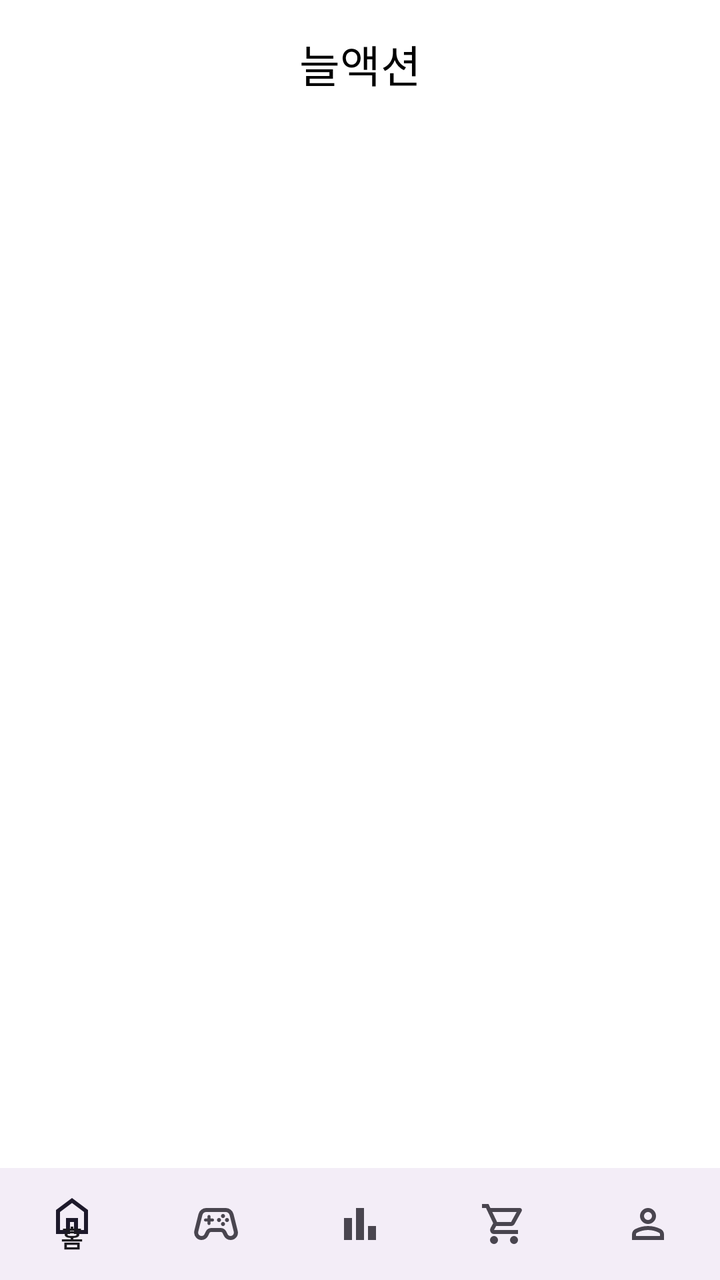
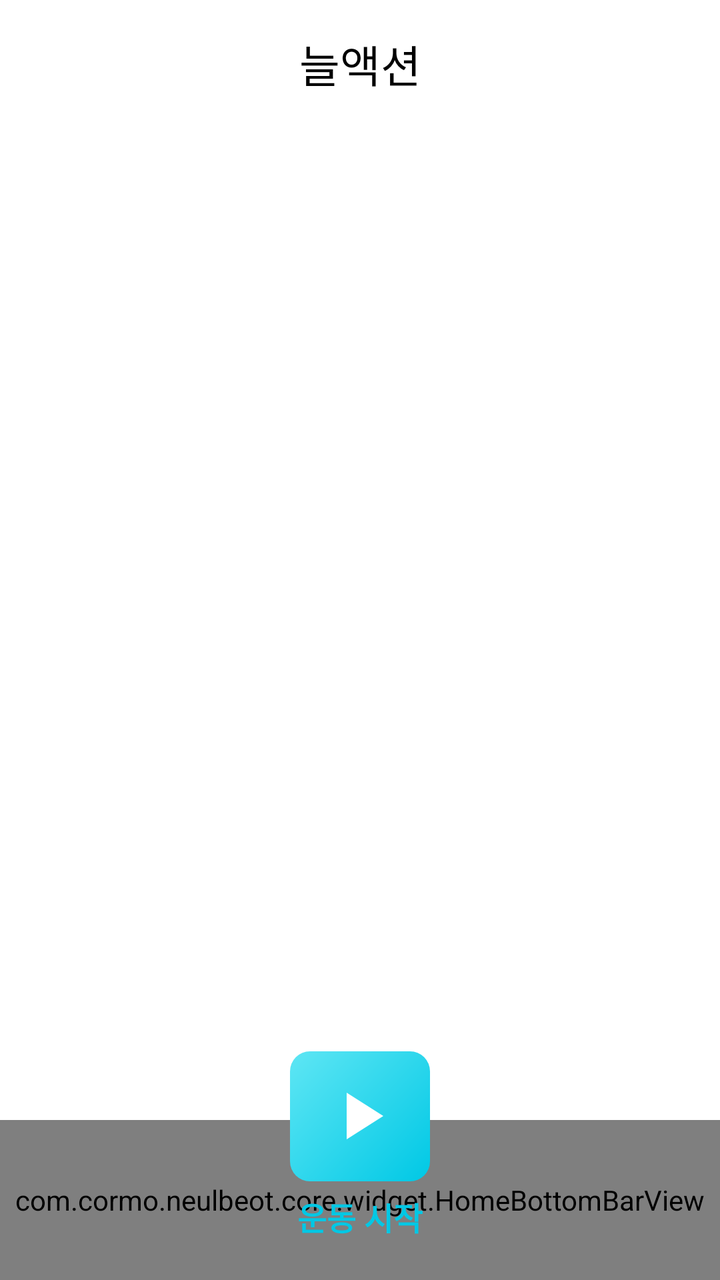

Compare the two renders of this Android layout. The source of the first and the diff that turns it into the second are given below.
<!-- AndroidManifest.xml: application theme Theme.Neulbeot -->
<!-- res/layout/activity_home.xml -->
<androidx.coordinatorlayout.widget.CoordinatorLayout
    xmlns:android="http://schemas.android.com/apk/res/android"
    xmlns:app="http://schemas.android.com/apk/res-auto"
    android:fitsSystemWindows="true"
    android:layout_width="match_parent"
    android:layout_height="match_parent">

    
    <com.google.android.material.appbar.MaterialToolbar
        android:id="@+id/homeToolbar"
        android:layout_width="match_parent"
        android:layout_height="wrap_content"
        android:background="@android:color/white"
        app:title="늘액션"
        app:titleCentered="true"
        app:titleTextColor="@android:color/black" />

    
    <androidx.viewpager2.widget.ViewPager2
        android:id="@+id/homePager"
        android:layout_width="match_parent"
        android:layout_height="match_parent"
        android:layout_marginTop="?attr/actionBarSize"
        android:background="@color/white"
        android:layout_marginBottom="56dp" />

    
    <com.google.android.material.bottomnavigation.BottomNavigationView
        android:id="@+id/homeBottomNav"
        android:layout_width="match_parent"
        android:layout_height="56dp"
        android:layout_gravity="bottom"
        app:menu="@menu/menu_home_bottom" />

</androidx.coordinatorlayout.widget.CoordinatorLayout>
<!-- resources referenced by this layout -->
<resources>
  <color name="white">#FFFFFFFF</color>
  <style name="Theme.Neulbeot" parent="Base.Theme.Neulbeot" />
  <style name="Base.Theme.Neulbeot" parent="Theme.Material3.DayNight.NoActionBar">
          
          
      </style>
</resources>

<!-- the commit's change to res/layout/activity_home.xml (unified diff, before → after) -->
@@ -22,14 +22,60 @@
         android:layout_height="match_parent"
         android:layout_marginTop="?attr/actionBarSize"
         android:background="@color/white"
-        android:layout_marginBottom="56dp" />
+        android:layout_marginBottom="80dp" />
 
     
-    <com.google.android.material.bottomnavigation.BottomNavigationView
-        android:id="@+id/homeBottomNav"
+    
+    <com.cormo.neulbeot.core.widget.HomeBottomBarView
+        android:id="@+id/homeBottomBar"
         android:layout_width="match_parent"
-        android:layout_height="56dp"
-        android:layout_gravity="bottom"
-        app:menu="@menu/menu_home_bottom" />
+        android:layout_height="80dp"
+        android:clipChildren="false"
+        android:clipToPadding="false"
+        android:layout_gravity="bottom"/>
+
+    
+    <include
+        layout="@layout/view_home_bottom_center_button"
+        android:id="@+id/bottomCenterButtom"
+        android:layout_width="wrap_content"
+        android:layout_height="wrap_content"
+        android:layout_gravity="bottom|center_horizontal"
+        android:layout_marginBottom="20dp"/>
 
 </androidx.coordinatorlayout.widget.CoordinatorLayout>
+<!-- res/layout/view_home_bottom_center_button.xml (included above) -->
+<LinearLayout xmlns:android="http://schemas.android.com/apk/res/android"
+    android:layout_width="wrap_content"
+    android:layout_height="wrap_content"
+    android:orientation="vertical"
+    android:gravity="center"
+    android:clipChildren="false"
+    android:clipToPadding="false">
+
+    <FrameLayout
+        android:id="@+id/center_button"
+        android:layout_width="70dp"
+        android:layout_height="65dp"
+        android:background="@drawable/bg_bottom_center_button"
+        android:elevation="0dp">
+
+        <androidx.appcompat.widget.AppCompatImageView
+            android:id="@+id/center_icon"
+            android:layout_width="40dp"
+            android:layout_height="40dp"
+            android:layout_gravity="center"
+            android:src="@drawable/ic_play_arrow_24"
+            android:tint="@android:color/white"/>
+    </FrameLayout>
+
+    <TextView
+        android:id="@+id/center_label"
+        android:layout_width="wrap_content"
+        android:layout_height="wrap_content"
+        android:layout_marginTop="6dp"
+        android:text="운동 시작"
+        android:textColor="#00C8E5"
+        android:textStyle="bold"
+        android:textSize="16sp"/>
+</LinearLayout>
<!-- resource entries referenced after the edit -->
@@ -1,6 +1,24 @@
 <!-- resources referenced by this layout -->
 <resources>
   <color name="white">#FFFFFFFF</color>
+  <!-- drawable bg_bottom_center_button (drawable) -->
+  <?xml version="1.0" encoding="utf-8"?>
+  <shape xmlns:android="http://schemas.android.com/apk/res/android" android:shape="rectangle">
+      <corners android:radius="10dp" />
+      <gradient
+          android:startColor="#5EE6F4"
+          android:endColor="#00C8E5"
+          android:angle="315" />
+  </shape>
+  <!-- drawable ic_play_arrow_24 (drawable) -->
+  <?xml version="1.0" encoding="utf-8"?>
+  <vector xmlns:android="http://schemas.android.com/apk/res/android"
+      android:width="24dp" android:height="24dp"
+      android:viewportWidth="24" android:viewportHeight="24">
+      <path
+          android:fillColor="#FFFFFFFF"
+          android:pathData="M8,5v14l11,-7z"/>
+  </vector>
   <style name="Theme.Neulbeot" parent="Base.Theme.Neulbeot" />
   <style name="Base.Theme.Neulbeot" parent="Theme.Material3.DayNight.NoActionBar">
           
